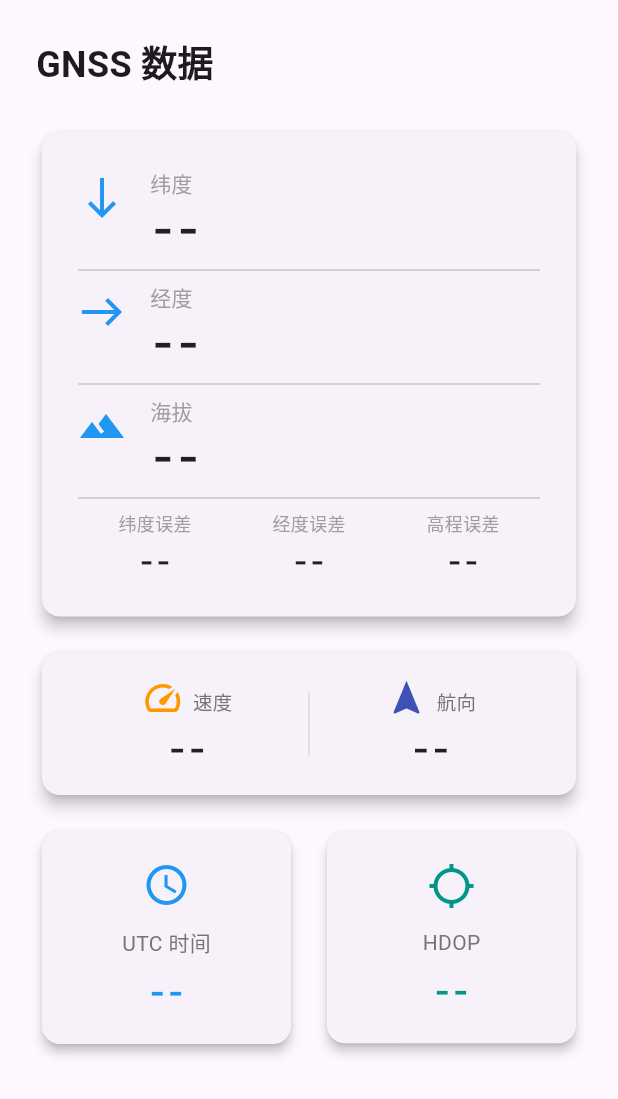
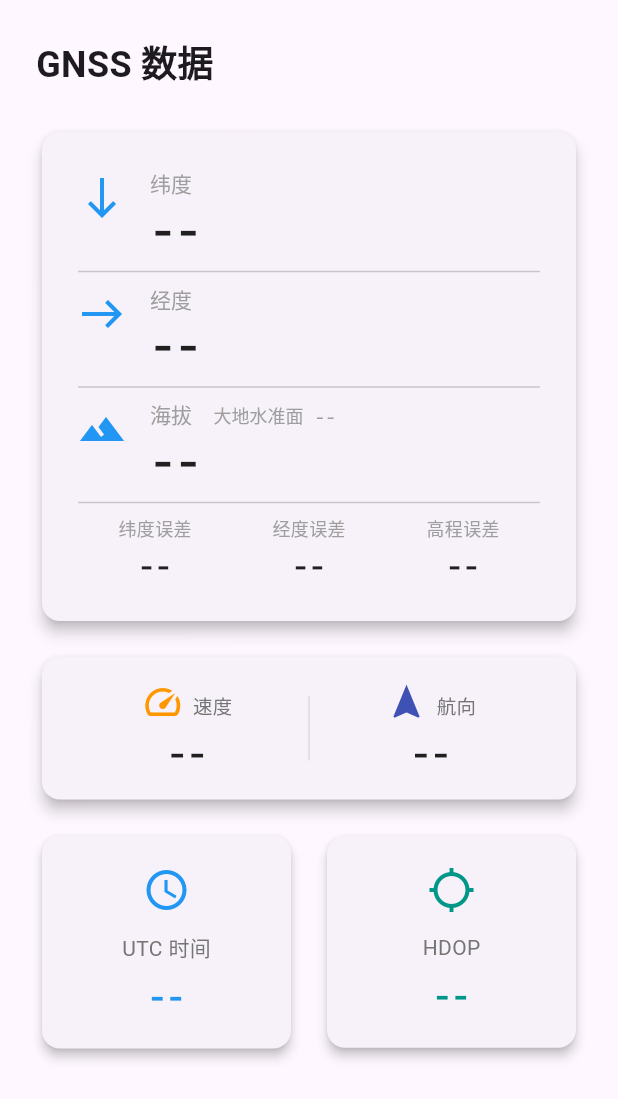
Before and after one commit to k96e/frtk, a Flutter app: the DataPanel widget shown alone on an empty page, opened directly, on a phone screen of 412 x 824 dp. Shown: the top 1099 px of the screen. Run offline on Flutter 3.47's test engine with Material 3 defaults, Android fonts, the light colour scheme and no system bars; our stand-ins replace flutter_map, latlong2, shared_preferences; missing offline and left inert: serial_port_win32, usb_serial; accounts and stored records are empty.

Commit message:
feat geoid height

```diff
--- a/lib/nmea.dart
+++ b/lib/nmea.dart
@@ -5,6 +5,7 @@ class NmeaData {
   final double? latitudeDeg;
   final double? longitudeDeg;
   final String? altitude;
+  final String? geoidHeight;
   final String? satellites;
   final String? quality;
   final String? hdop;
@@ -30,6 +31,7 @@ class NmeaData {
     this.latitudeDeg,
     this.longitudeDeg,
     this.altitude,
+    this.geoidHeight,
     this.satellites,
     this.quality,
     this.hdop,
@@ -227,6 +229,7 @@ class NmeaParser {
         String sats = parts[7];
         String hdop = parts[8];
         String alt = parts[9];
+        String geoid = (parts.length > 11) ? parts[11] : '';
 
         String? parsedTime;
         if (timeStr.length >= 6) {
@@ -260,6 +263,11 @@ class NmeaParser {
           parsedAltitude = alt.isEmpty ? "--" : "$alt m";
         }
 
+        String? parsedGeoidHeight;
+        if (quality != '0' && geoid.isNotEmpty) {
+          parsedGeoidHeight = "$geoid m";
+        }
+
         return NmeaData(
           time: parsedTime,
           latitude: parsedLatitude,
@@ -267,6 +275,7 @@ class NmeaParser {
           latitudeDeg: latVal,
           longitudeDeg: lonVal,
           altitude: parsedAltitude,
+          geoidHeight: parsedGeoidHeight,
           satellites: parsedSatellites,
           quality: parsedQuality,
           hdop: parsedHdop,
--- a/lib/providers/gnss_provider.dart
+++ b/lib/providers/gnss_provider.dart
@@ -9,6 +9,7 @@ class GnssProvider extends ChangeNotifier {
   double? _latitudeDeg;
   double? _longitudeDeg;
   String _altitude = "--";
+  String _geoidHeight = "--";
 
   String _quality = "--";
   String _satellites = "0";
@@ -35,6 +36,7 @@ class GnssProvider extends ChangeNotifier {
   double? get latitudeDeg => _latitudeDeg;
   double? get longitudeDeg => _longitudeDeg;
   String get altitude => _altitude;
+  String get geoidHeight => _geoidHeight;
   String get quality => _quality;
   String get satellites => _satellites;
   String get hdop => _hdop;
@@ -120,6 +122,7 @@ class GnssProvider extends ChangeNotifier {
     hasChanges |= _update(data.latitude, _latitude, (v) => _latitude = v);
     hasChanges |= _update(data.longitude, _longitude, (v) => _longitude = v);
     hasChanges |= _update(data.altitude, _altitude, (v) => _altitude = v);
+    hasChanges |= _update(data.geoidHeight, _geoidHeight, (v) => _geoidHeight = v);
     hasChanges |= _update(data.latitudeDeg, _latitudeDeg, (v) => _latitudeDeg = v);
     hasChanges |= _update(data.longitudeDeg, _longitudeDeg, (v) => _longitudeDeg = v);
     hasChanges |= _update(data.latStdDev, _latStdDev, (v) => _latStdDev = v);
@@ -211,6 +214,7 @@ class GnssProvider extends ChangeNotifier {
     _latitudeDeg = null;
     _longitudeDeg = null;
     _altitude = "--";
+    _geoidHeight = "--";
     _quality = "--";
     _satellites = "0";
     _hdop = "--";
--- a/lib/widgets/data_panel.dart
+++ b/lib/widgets/data_panel.dart
@@ -60,6 +60,7 @@ class DataPanel extends StatelessWidget {
                         gnssProvider.altitude,
                         Icons.terrain,
                         '',
+                        subtitle: '大地水准面 ${gnssProvider.geoidHeight}',
                       ),
                       const Divider(height: 16),
                       Row(
@@ -177,7 +178,7 @@ class DataPanel extends StatelessWidget {
                                   const TextSpan(
                                     text: " km/h",
                                     style: TextStyle(
-                                      fontSize: 14, // 缩小字号
+                                      fontSize: 14,
                                       fontWeight: FontWeight.w500,
                                       color: Colors.black54,
                                       fontFamily: 'monospace',
@@ -245,7 +246,8 @@ class DataPanel extends StatelessWidget {
   }
 
   Widget _buildBigLocationRow(
-      String label, String value, IconData icon, String dms) {
+      String label, String value, IconData icon, String dms,
+      {String? subtitle}) {
     return Row(
       crossAxisAlignment: CrossAxisAlignment.start,
       children: [
@@ -258,9 +260,20 @@ class DataPanel extends StatelessWidget {
           child: Column(
             crossAxisAlignment: CrossAxisAlignment.start,
             children: [
-              Text(
-                label,
-                style: const TextStyle(fontSize: 14, color: Colors.grey),
+              RichText(
+                text: TextSpan(
+                  text: label,
+                  style: const TextStyle(fontSize: 14, color: Colors.grey),
+                  children: [
+                    if (subtitle != null)
+                      TextSpan(
+                        text: '  $subtitle',
+                        style: const TextStyle(
+                          fontSize: 12, color: Colors.grey,
+                          fontFamily: 'monospace'),
+                      ),
+                  ],
+                ),
               ),
               Text(
                 value,
--- a/lib/widgets/satellite_panel.dart
+++ b/lib/widgets/satellite_panel.dart
@@ -250,9 +250,9 @@ class SnrBarChartPainter extends CustomPainter {
     const double rightMargin = 8;
     const double maxSnr = 60;
 
-    final chartLeft = leftMargin;
+    const chartLeft = leftMargin;
     final chartRight = size.width - rightMargin;
-    final chartTop = topMargin;
+    const chartTop = topMargin;
     final chartBottom = size.height - bottomMargin;
     final chartWidth = chartRight - chartLeft;
     final chartHeight = chartBottom - chartTop;
@@ -281,7 +281,7 @@ class SnrBarChartPainter extends CustomPainter {
     }
 
     canvas.drawLine(
-        Offset(chartLeft, chartTop), Offset(chartLeft, chartBottom), axisPaint);
+        const Offset(chartLeft, chartTop), Offset(chartLeft, chartBottom), axisPaint);
     canvas.drawLine(
         Offset(chartLeft, chartBottom), Offset(chartRight, chartBottom), axisPaint);
 
```
